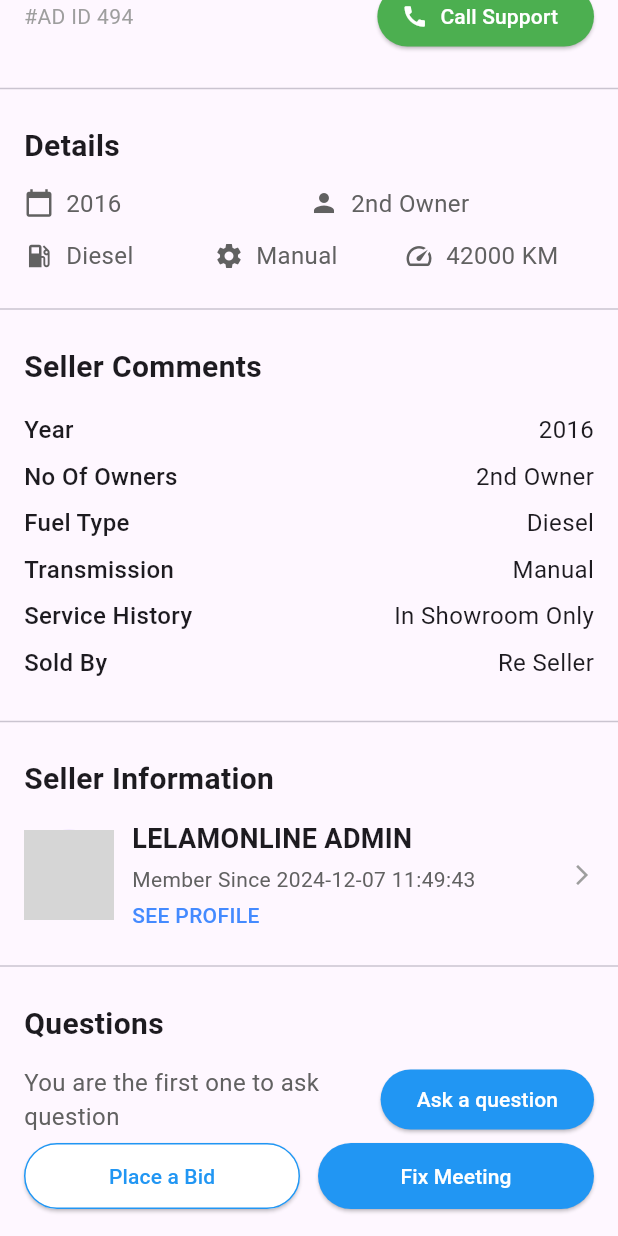
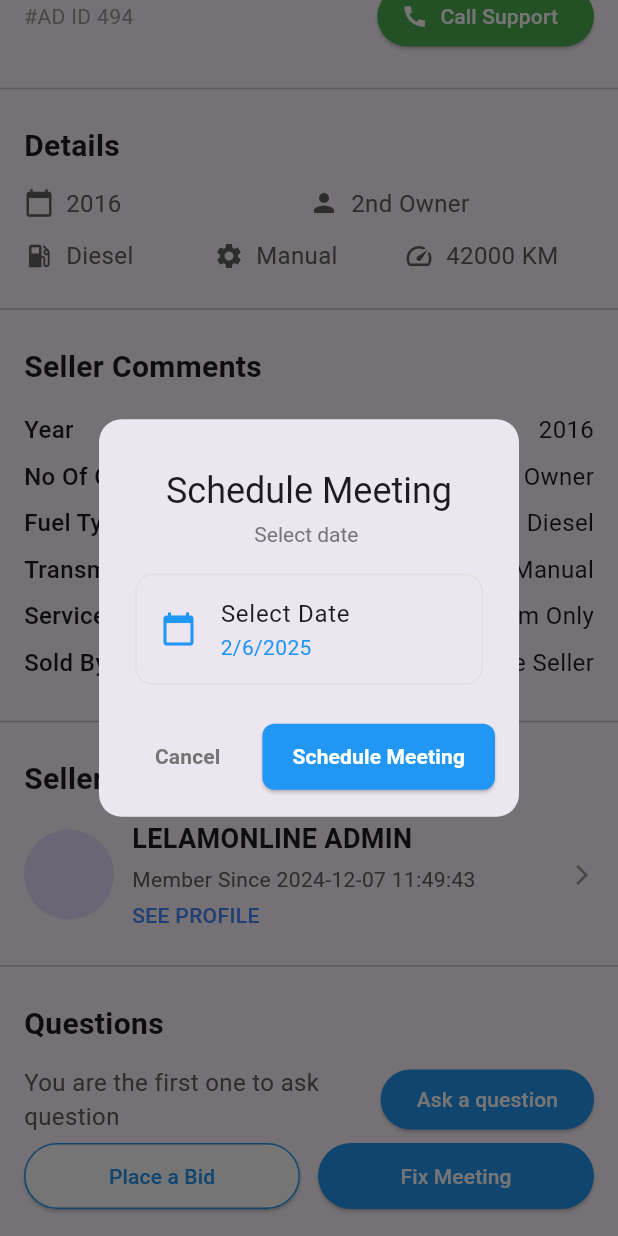
Before and after one commit to Greencreon-LLP-2/Lelam-online-V2, a Flutter app: the ProductDetailsPage screen opened by its route, scrolled down 576 dp, after a tap on "Fix Meeting", on a phone screen of 412 x 824 dp. Run offline on Flutter 3.47's test engine with Material 3 defaults, Android fonts, the phone set to English and light mode, and no system bars; our stand-ins replace go_router; network calls fail; grey boxes are pictures that could not be loaded.

Commit message:
added some small change in ui

```diff
--- a/lib/feature/product/view/pages/product_details_page.dart
+++ b/lib/feature/product/view/pages/product_details_page.dart
@@ -2,6 +2,7 @@ import 'package:flutter/material.dart';
 import 'package:flutter/services.dart';
 import 'package:go_router/go_router.dart';
 import 'package:lelamonline_flutter/core/router/route_names.dart';
+import 'package:lelamonline_flutter/core/theme/app_theme.dart';
 
 class ProductDetailsPage extends StatelessWidget {
   const ProductDetailsPage({super.key});
@@ -18,15 +19,10 @@ class ProductDetailsPage extends StatelessWidget {
           ),
           title: Column(
             children: [
-              const Icon(
-                Icons.currency_rupee_rounded,
-                size: 40,
-                color: Colors.blue,
-              ),
               const SizedBox(height: 8),
               const Text(
-                'Place Your Bid',
-                style: TextStyle(fontSize: 24, fontWeight: FontWeight.bold),
+                'Place Your Bid Amount',
+                style: TextStyle(fontSize: 24),
               ),
               const SizedBox(height: 4),
               Text(
@@ -151,6 +147,117 @@ class ProductDetailsPage extends StatelessWidget {
               ),
               child: const Text(
                 'Submit Bid',
+                style: TextStyle(fontWeight: FontWeight.bold),
+              ),
+            ),
+          ],
+          actionsPadding: const EdgeInsets.fromLTRB(16, 0, 16, 16),
+        );
+      },
+    );
+  }
+
+  void _showMeetingDialog(BuildContext context) {
+    DateTime selectedDate = DateTime.now();
+    TimeOfDay selectedTime = TimeOfDay.now();
+
+    showDialog(
+      context: context,
+      builder: (BuildContext context) {
+        return AlertDialog(
+          shape: RoundedRectangleBorder(
+            borderRadius: BorderRadius.circular(15),
+          ),
+          title: Column(
+            children: [
+              const SizedBox(height: 8),
+              const Text('Schedule Meeting', style: TextStyle(fontSize: 24)),
+              const SizedBox(height: 4),
+              Text(
+                'Select date ',
+                style: TextStyle(
+                  fontSize: 14,
+                  color: Colors.grey[600],
+                  fontWeight: FontWeight.normal,
+                ),
+              ),
+            ],
+          ),
+          content: Container(
+            constraints: const BoxConstraints(maxWidth: 300),
+            child: Column(
+              mainAxisSize: MainAxisSize.min,
+              children: [
+                ListTile(
+                  leading: const Icon(
+                    Icons.calendar_today,
+                    color: AppTheme.primaryColor,
+                  ),
+                  title: const Text('Select Date'),
+                  subtitle: Text(
+                    '${selectedDate.day}/${selectedDate.month}/${selectedDate.year}',
+                    style: const TextStyle(color: AppTheme.primaryColor),
+                  ),
+                  onTap: () async {
+                    final DateTime? picked = await showDatePicker(
+                      context: context,
+                      initialDate: selectedDate,
+                      firstDate: DateTime.now(),
+                      lastDate: DateTime.now().add(const Duration(days: 30)),
+                    );
+                    if (picked != null && picked != selectedDate) {
+                      selectedDate = picked;
+                      // Rebuild dialog
+                      Navigator.pop(context);
+                      _showMeetingDialog(context);
+                    }
+                  },
+                  shape: RoundedRectangleBorder(
+                    borderRadius: BorderRadius.circular(12),
+                    side: BorderSide(color: Colors.grey[300]!),
+                  ),
+                ),
+              ],
+            ),
+          ),
+          actions: [
+            TextButton(
+              onPressed: () => Navigator.pop(context),
+              style: TextButton.styleFrom(
+                padding: const EdgeInsets.symmetric(
+                  horizontal: 20,
+                  vertical: 12,
+                ),
+              ),
+              child: Text(
+                'Cancel',
+                style: TextStyle(
+                  color: Colors.grey[600],
+                  fontWeight: FontWeight.bold,
+                ),
+              ),
+            ),
+            ElevatedButton(
+              onPressed: () {
+                // Process the meeting request
+                print(
+                  'Meeting scheduled for ${selectedDate.day}/${selectedDate.month}/${selectedDate.year} at ${selectedTime.hour}:${selectedTime.minute}',
+                );
+                Navigator.pop(context);
+              },
+              style: ElevatedButton.styleFrom(
+                backgroundColor: Colors.blue,
+                foregroundColor: Colors.white,
+                padding: const EdgeInsets.symmetric(
+                  horizontal: 20,
+                  vertical: 12,
+                ),
+                shape: RoundedRectangleBorder(
+                  borderRadius: BorderRadius.circular(8),
+                ),
+              ),
+              child: const Text(
+                'Schedule Meeting',
                 style: TextStyle(fontWeight: FontWeight.bold),
               ),
             ),
@@ -431,9 +538,7 @@ class ProductDetailsPage extends StatelessWidget {
                   const SizedBox(width: 12),
                   Expanded(
                     child: ElevatedButton(
-                      onPressed: () {
-                        // TODO: Implement make offer functionality
-                      },
+                      onPressed: () => _showMeetingDialog(context),
                       style: ElevatedButton.styleFrom(
                         backgroundColor: Colors.blue,
                         foregroundColor: Colors.white,
```
